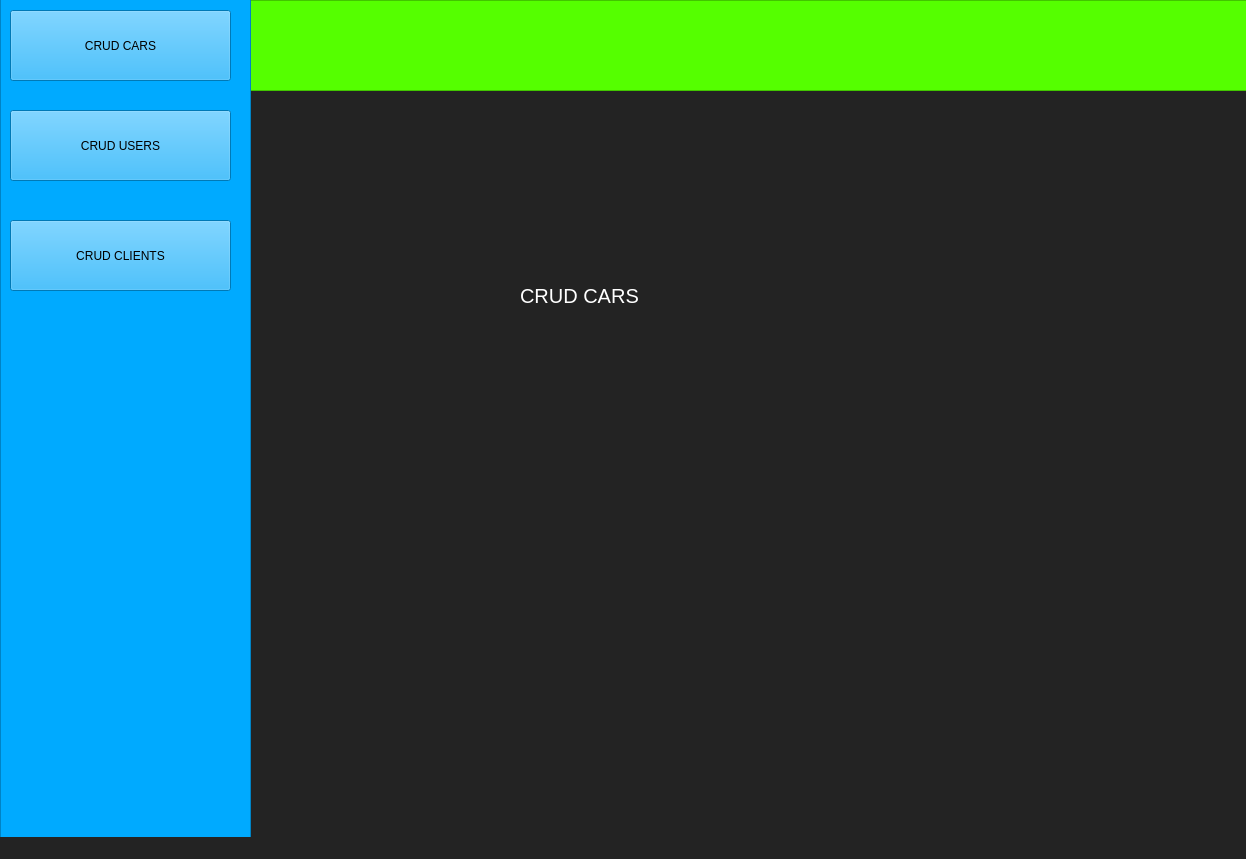
This is MainWin.ui in walidhabbach/Car-Rental-Desktop-app as Qt 5 draws it before an edit. The edited form follows.
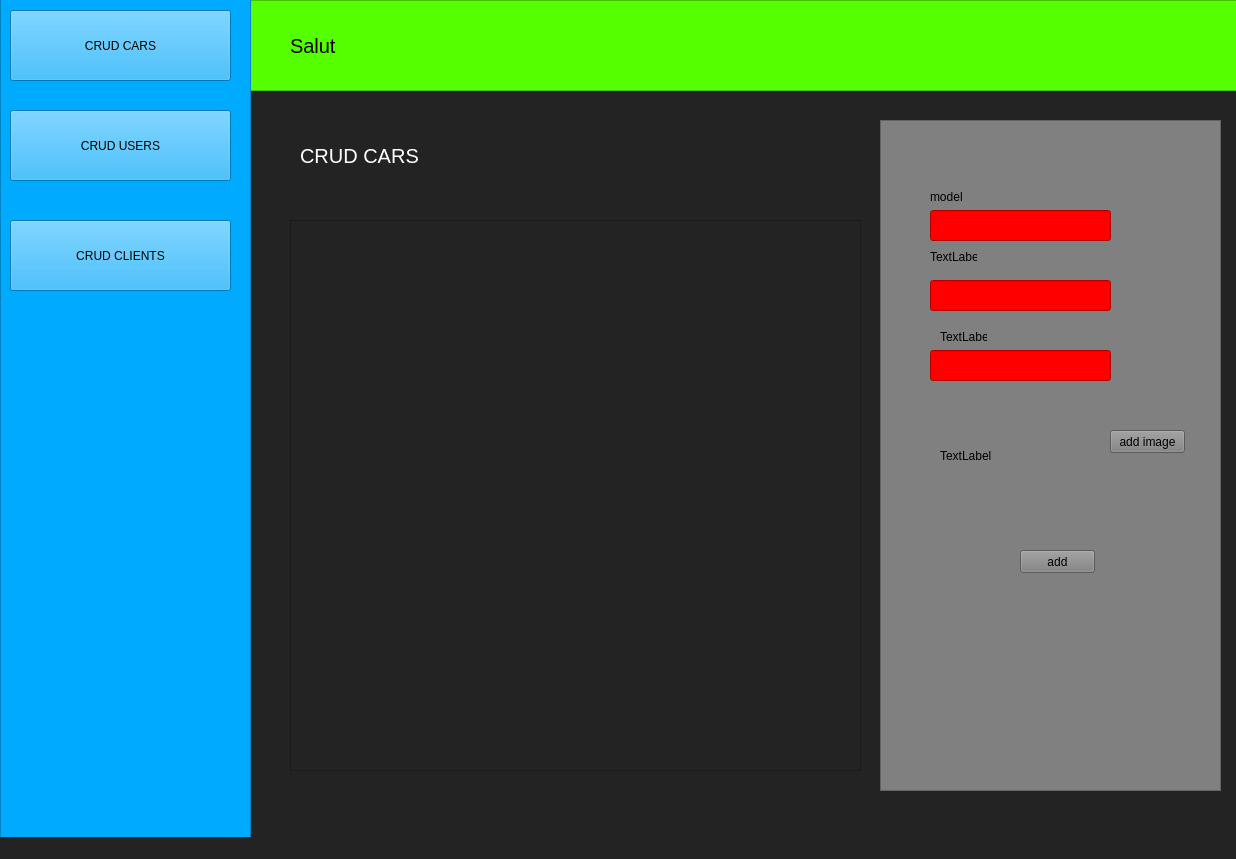
This is the edited form. The open tabs and pages were chosen to show the change.

```diff
--- a/MainWin.ui
+++ b/MainWin.ui
@@ -6,7 +6,7 @@
    <rect>
     <x>0</x>
     <y>0</y>
-    <width>1246</width>
+    <width>1236</width>
     <height>859</height>
    </rect>
   </property>
@@ -22,8 +22,8 @@
      <rect>
       <x>260</x>
       <y>100</y>
-      <width>911</width>
-      <height>431</height>
+      <width>961</width>
+      <height>711</height>
      </rect>
     </property>
     <property name="frameShape">
@@ -38,18 +38,23 @@
        <x>-10</x>
        <y>0</y>
        <width>981</width>
-       <height>451</height>
+       <height>711</height>
       </rect>
      </property>
      <property name="currentIndex">
       <number>1</number>
      </property>
      <widget class="QWidget" name="page_crud_cars">
+      <property name="styleSheet">
+       <string notr="true">#lineEdit{
+	background-color:green;
+}</string>
+      </property>
       <widget class="QLabel" name="label">
        <property name="geometry">
         <rect>
-         <x>270</x>
-         <y>160</y>
+         <x>50</x>
+         <y>20</y>
          <width>161</width>
          <height>71</height>
         </rect>
@@ -62,6 +67,152 @@
         <string>CRUD CARS</string>
        </property>
       </widget>
+      <widget class="QFrame" name="frame">
+       <property name="geometry">
+        <rect>
+         <x>630</x>
+         <y>20</y>
+         <width>341</width>
+         <height>671</height>
+        </rect>
+       </property>
+       <property name="styleSheet">
+        <string notr="true">background-color:gray;</string>
+       </property>
+       <property name="frameShape">
+        <enum>QFrame::StyledPanel</enum>
+       </property>
+       <property name="frameShadow">
+        <enum>QFrame::Raised</enum>
+       </property>
+       <widget class="QLabel" name="label_4">
+        <property name="geometry">
+         <rect>
+          <x>50</x>
+          <y>70</y>
+          <width>47</width>
+          <height>13</height>
+         </rect>
+        </property>
+        <property name="text">
+         <string>model </string>
+        </property>
+       </widget>
+       <widget class="QLabel" name="label_5">
+        <property name="geometry">
+         <rect>
+          <x>50</x>
+          <y>130</y>
+          <width>47</width>
+          <height>13</height>
+         </rect>
+        </property>
+        <property name="text">
+         <string>TextLabel</string>
+        </property>
+       </widget>
+       <widget class="QLineEdit" name="model">
+        <property name="geometry">
+         <rect>
+          <x>50</x>
+          <y>90</y>
+          <width>181</width>
+          <height>31</height>
+         </rect>
+        </property>
+        <property name="styleSheet">
+         <string notr="true">background-color:red;</string>
+        </property>
+       </widget>
+       <widget class="QLineEdit" name="brand">
+        <property name="geometry">
+         <rect>
+          <x>50</x>
+          <y>160</y>
+          <width>181</width>
+          <height>31</height>
+         </rect>
+        </property>
+        <property name="styleSheet">
+         <string notr="true">background-color:red;</string>
+        </property>
+       </widget>
+       <widget class="QLineEdit" name="fuel">
+        <property name="geometry">
+         <rect>
+          <x>50</x>
+          <y>230</y>
+          <width>181</width>
+          <height>31</height>
+         </rect>
+        </property>
+        <property name="styleSheet">
+         <string notr="true">background-color:red;</string>
+        </property>
+       </widget>
+       <widget class="QLabel" name="label_6">
+        <property name="geometry">
+         <rect>
+          <x>60</x>
+          <y>210</y>
+          <width>47</width>
+          <height>13</height>
+         </rect>
+        </property>
+        <property name="text">
+         <string>TextLabel</string>
+        </property>
+       </widget>
+       <widget class="QPushButton" name="AddButton">
+        <property name="geometry">
+         <rect>
+          <x>140</x>
+          <y>430</y>
+          <width>75</width>
+          <height>23</height>
+         </rect>
+        </property>
+        <property name="text">
+         <string>add</string>
+        </property>
+       </widget>
+       <widget class="QPushButton" name="addImage">
+        <property name="geometry">
+         <rect>
+          <x>230</x>
+          <y>310</y>
+          <width>75</width>
+          <height>23</height>
+         </rect>
+        </property>
+        <property name="text">
+         <string>add image</string>
+        </property>
+       </widget>
+       <widget class="QLabel" name="image_label">
+        <property name="geometry">
+         <rect>
+          <x>60</x>
+          <y>290</y>
+          <width>141</width>
+          <height>91</height>
+         </rect>
+        </property>
+        <property name="text">
+         <string>TextLabel</string>
+        </property>
+       </widget>
+      </widget>
+      <widget class="QTableWidget" name="tableWidget">
+       <property name="geometry">
+        <rect>
+         <x>40</x>
+         <y>120</y>
+         <width>571</width>
+         <height>551</height>
+        </rect>
+       </property>
+      </widget>
      </widget>
      <widget class="QWidget" name="page_crud_users">
       <widget class="QLabel" name="label_2">
@@ -121,6 +272,22 @@
     <property name="frameShadow">
      <enum>QFrame::Raised</enum>
     </property>
+    <widget class="QLabel" name="login_name">
+     <property name="geometry">
+      <rect>
+       <x>40</x>
+       <y>30</y>
+       <width>171</width>
+       <height>31</height>
+      </rect>
+     </property>
+     <property name="styleSheet">
+      <string notr="true">font-size: 20px;</string>
+     </property>
+     <property name="text">
+      <string>Salut </string>
+     </property>
+    </widget>
    </widget>
    <widget class="QFrame" name="leftPanel">
     <property name="geometry">
```
Left out of the diff: 6 changed lines with no effect on the pictures.
